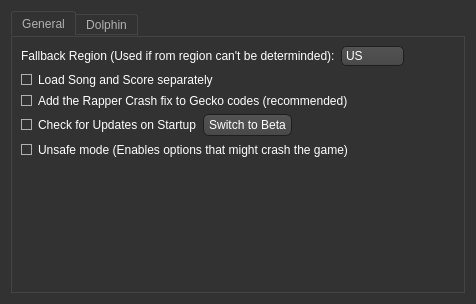
Qt form Settings.ui (BenjaminHalko/WiiMusicEditorPlus) before a commit.
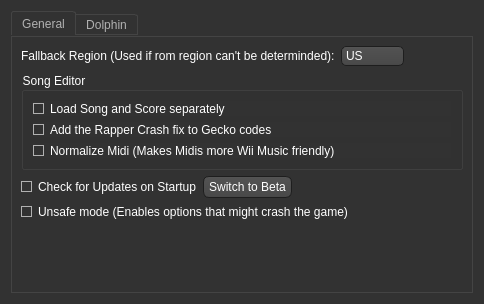
The same form after that commit. Icons and pictures are not drawn.

```diff
--- a/Settings.ui
+++ b/Settings.ui
@@ -9,7 +9,7 @@
    <rect>
     <x>0</x>
     <y>0</y>
-    <width>476</width>
+    <width>484</width>
     <height>304</height>
    </rect>
   </property>
@@ -558,6 +558,12 @@
         </layout>
        </item>
        <item>
+        <widget class="QGroupBox" name="groupBox">
+         <property name="title">
+          <string>Song Editor</string>
+         </property>
+         <layout class="QVBoxLayout" name="verticalLayout_4">
+          <item>
         <widget class="QCheckBox" name="SongScoreCheckbox">
          <property name="text">
           <string>Load Song and Score separately</string>
@@ -567,11 +573,21 @@
        <item>
         <widget class="QCheckBox" name="RapperFix">
          <property name="text">
-          <string>Add the Rapper Crash fix to Gecko codes (recommended)</string>
+             <string>Add the Rapper Crash fix to Gecko codes</string>
          </property>
          <property name="checked">
           <bool>true</bool>
          </property>
+           </widget>
+          </item>
+          <item>
+           <widget class="QCheckBox" name="Normalize">
+            <property name="text">
+             <string>Normalize Midi (Makes Midis more Wii Music friendly)</string>
+            </property>
+           </widget>
+          </item>
+         </layout>
         </widget>
        </item>
        <item>
```
Lines whose indentation alone changed are shown as unchanged.
